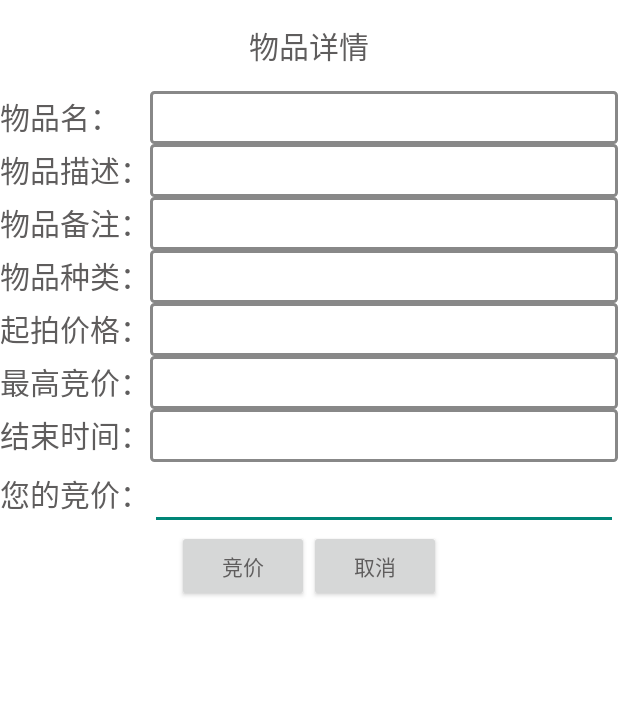
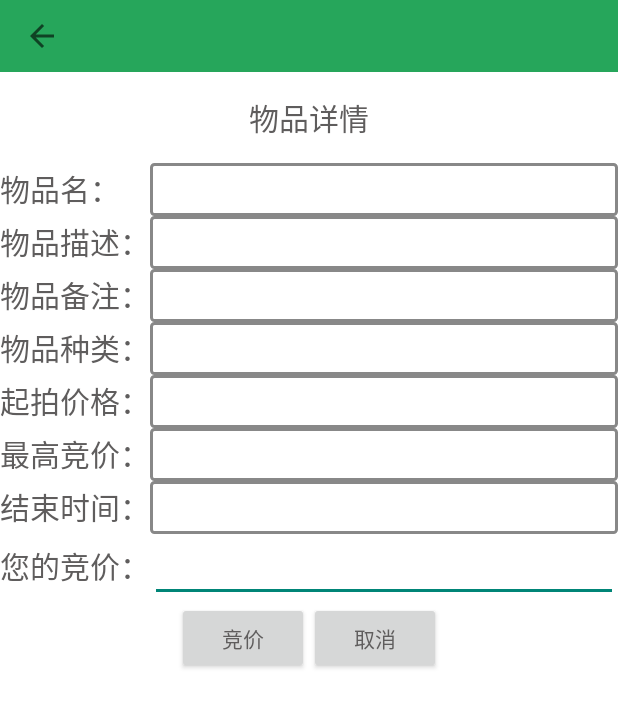
Before and after one commit to jiaoery/AuctionClient, an Android app: the AddBid screen opened directly, with no data from a screen before it, on a phone screen of 412 x 824 dp. Shown: the top 707 px of the screen. Run offline under Robolectric (Android 15) with nearby library versions, the phone set to English and light mode, and no system bars; libraries missing offline, so code that uses them is left out: cn.bmob.v3, com.orhanobut.logger, rx.internal.schedulers; 4 statements that could not run were skipped.

Commit message:
界面开发完成

```diff
--- a/app/build.gradle
+++ b/app/build.gradle
@@ -6,7 +6,7 @@ android {
     buildToolsVersion "23.0.3"
 
     defaultConfig {
-        applicationId "org.crazyit.auction.client"
+        applicationId "org.crazyit"
         minSdkVersion 19
         targetSdkVersion 23
         versionCode 1
--- a/app/src/main/AndroidManifest.xml
+++ b/app/src/main/AndroidManifest.xml
@@ -17,6 +17,7 @@
     <uses-permission android:name="android.permission.READ_PHONE_STATE" />
 
     <application
+        android:name="org.crazyit.MyApplication"
         android:allowBackup="true"
         android:icon="@drawable/ic_launcher"
         android:label="@string/app_name"
--- a/app/src/main/java/org/crazyit/BaseFragmentActivity.java
+++ b/app/src/main/java/org/crazyit/BaseFragmentActivity.java
@@ -1,32 +1,52 @@
 package org.crazyit;
 
+import android.content.Intent;
 import android.os.Bundle;
 import android.support.v4.app.Fragment;
+import android.support.v7.widget.Toolbar;
 import android.widget.FrameLayout;
 import android.widget.LinearLayout;
 
+import org.crazyit.auction.client.R;
+import org.crazyit.constant.CONSTANT;
+
+import rx.internal.schedulers.NewThreadScheduler;
+
 /**
+ * 通用模块
  * Created by cqjix on 2017/2/26.
  */
 
 public abstract class BaseFragmentActivity extends BaseActivity {
     private static final int ROOT_CONTAINER_ID = 0x90001;
+
+    private Toolbar mToolsBar;
     @Override
     public void onCreate(Bundle savedInstanceState)
     {
         super.onCreate(savedInstanceState);
         //设置该activity的布局
-        FrameLayout layout = new FrameLayout(this);
-        setContentView(layout);
-        layout.setId(ROOT_CONTAINER_ID);
+//        FrameLayout layout = new FrameLayout(this);
+        setContentView(R.layout.base_fragment_activity);
+        mToolsBar= (Toolbar) findViewById(R.id.my_toolbar);
+        initView();
+//        layout.setId(ROOT_CONTAINER_ID);
 //        getFragmentManager().beginTransaction()
 //                .replace(ROOT_CONTAINER_ID , getFragment())
 //                .commit();
 
         //替换framelyout为指定的fragemnt（碎片）
         getSupportFragmentManager().beginTransaction()
-                .replace(ROOT_CONTAINER_ID,getFragment())
+                .replace(R.id.fl_common_framlayout,getFragment())
                 .commit();
+    }
+
+    //初始化界面
+    protected void initView(){
+        Intent intent=getIntent();
+        if (intent!=null){
+            initToolbar(mToolsBar,intent.getStringExtra(CONSTANT.COMMON_TITLE));
+        }
     }
 
     //获取相应的fragment（碎片）
--- /dev/null
+++ b/app/src/main/res/layout/base_fragment_activity.xml
@@ -0,0 +1,17 @@
+<?xml version="1.0" encoding="utf-8"?>
+<LinearLayout xmlns:android="http://schemas.android.com/apk/res/android"
+    android:layout_width="match_parent"
+    android:layout_height="match_parent"
+    android:orientation="vertical">
+
+    <include layout="@layout/toolbar_with_right_btn"
+        android:id="@+id/my_toolbar"/>
+
+    <FrameLayout
+        android:layout_width="match_parent"
+        android:layout_height="match_parent"
+        android:id="@+id/fl_common_framlayout">
+
+    </FrameLayout>
+
+</LinearLayout>
--- a/app/src/main/res/values/strings.xml
+++ b/app/src/main/res/values/strings.xml
@@ -39,4 +39,6 @@
     <string name="title_activity_register">注册</string>
     <string name="input_username">请如输入账户信息</string>
     <string name="input_pwd">请输入用户口令</string>
+    <string name="notification">提示</string>
+    <string name="logining">正在登陆中</string>
 </resources>
```
Also changed, not shown: app/src/main/java/org/crazyit/MyApplication.java (added, +18 -0 lines), app/src/main/java/org/crazyit/auction/client/AuctionClientActivity.java (+13 -2 lines), app/src/main/java/org/crazyit/auction/client/Login.java (+26 -25 lines), app/src/main/java/org/crazyit/auction/client/util/DialogUtil.java (+56 -16 lines), app/src/main/java/org/crazyit/auction/client/util/SharedPrefsUtil.java (added, +107 -0 lines), app/src/main/java/org/crazyit/constant/CONSTANT.java (added, +13 -0 lines), app/src/main/res/layout/activity_main.xml (+6 -1 lines), 2 other files.
